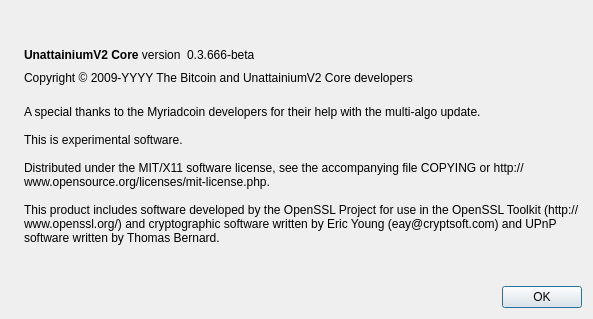
unatv2/UnatV2-test, file src/qt/forms/aboutdialog.ui: the form before one commit.
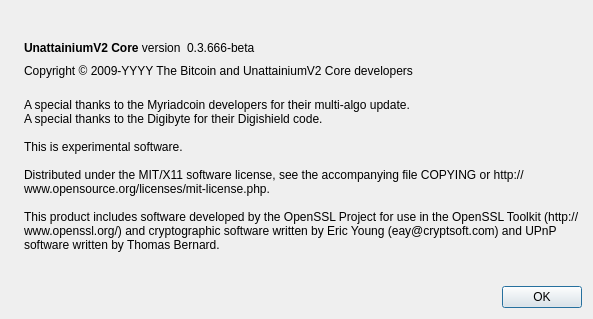
The form after the commit. Icons and pictures are not drawn.

```diff
--- a/src/qt/forms/aboutdialog.ui
+++ b/src/qt/forms/aboutdialog.ui
@@ -108,7 +108,8 @@
        </property>
        <property name="text">
         <string>
-A special thanks to the Myriadcoin developers for their help with the multi-algo update.
+A special thanks to the Myriadcoin developers for their multi-algo update.
+A special thanks to the Digibyte for their Digishield code.
 
 This is experimental software.
 
```
